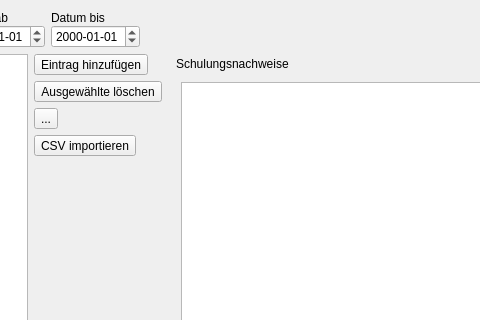
Before: the Qt Designer form ui/qmtraindatawidget.ui in Christian-Kr/QualificationMatrix, drawn with Qt 5; both pictures show x 289 to 769 and y 0 to 320 of the 924 by 831 pixel window.
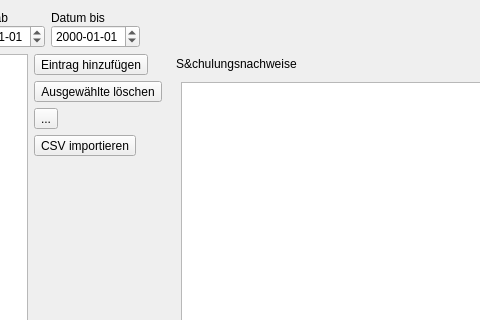
After: the same form once the commit is applied. Icons and pictures are not drawn.

Patch:
```diff
--- a/ui/qmtraindatawidget.ui
+++ b/ui/qmtraindatawidget.ui
@@ -390,7 +390,7 @@
          <set>QDockWidget::DockWidgetClosable</set>
         </property>
         <property name="windowTitle">
-         <string>Schulungsnachweise</string>
+         <string>S&amp;chulungsnachweise</string>
         </property>
         <widget class="QWidget" name="dockWidgetContents">
          <layout class="QGridLayout" name="gridLayout_3">
```
Left out of the diff: 20 changed lines with no effect on the pictures.
